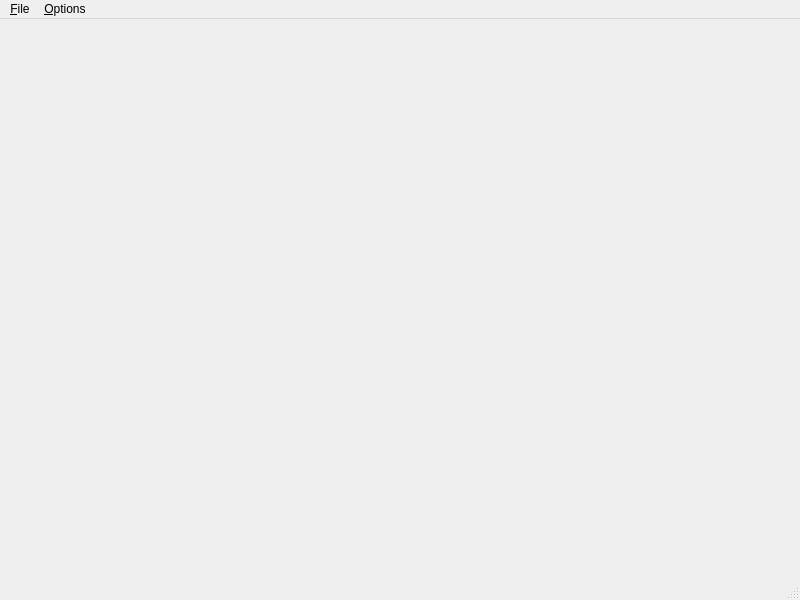
Old version of the form src/gui/mainwindow.ui in the repository Zardoz89/qTrillekComputer.
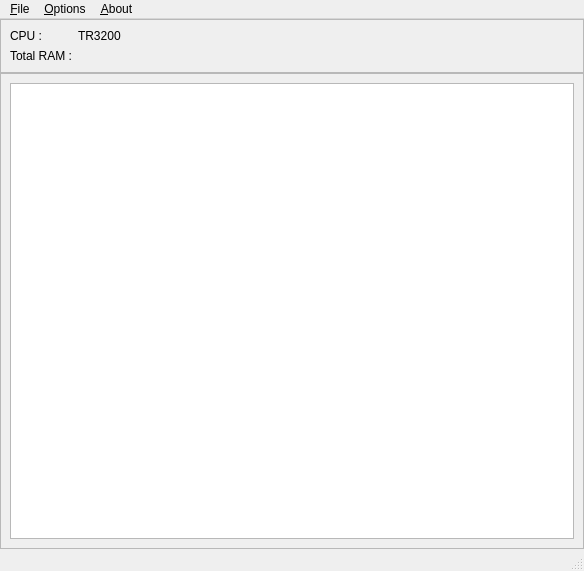
New version of the form.

Commit message:
Added qt-json and more GUI
- Added qt-json to read/store machine configuration
- Added more GUI stuff

```diff
--- a/src/gui/mainwindow.ui
+++ b/src/gui/mainwindow.ui
@@ -6,23 +6,18 @@
    <rect>
     <x>0</x>
     <y>0</y>
-    <width>800</width>
-    <height>600</height>
+    <width>584</width>
+    <height>571</height>
    </rect>
   </property>
   <property name="windowTitle">
    <string>MainWindow</string>
   </property>
   <widget class="QWidget" name="centralwidget">
-   <property name="geometry">
-    <rect>
-     <x>0</x>
-     <y>0</y>
-     <width>2</width>
-     <height>2</height>
-    </rect>
-   </property>
-   <layout class="QGridLayout" name="gridLayout" rowstretch="0" columnstretch="0">
+   <layout class="QVBoxLayout" name="verticalLayout">
+    <property name="spacing">
+     <number>0</number>
+    </property>
     <property name="leftMargin">
      <number>0</number>
     </property>
@@ -35,9 +30,83 @@
     <property name="bottomMargin">
      <number>0</number>
     </property>
-    <property name="spacing">
-     <number>0</number>
-    </property>
+    <item>
+     <widget class="QFrame" name="frame">
+      <property name="sizePolicy">
+       <sizepolicy hsizetype="Preferred" vsizetype="Minimum">
+        <horstretch>0</horstretch>
+        <verstretch>0</verstretch>
+       </sizepolicy>
+      </property>
+      <property name="frameShape">
+       <enum>QFrame::StyledPanel</enum>
+      </property>
+      <property name="frameShadow">
+       <enum>QFrame::Raised</enum>
+      </property>
+      <layout class="QFormLayout" name="formLayout">
+       <property name="fieldGrowthPolicy">
+        <enum>QFormLayout::AllNonFixedFieldsGrow</enum>
+       </property>
+       <item row="0" column="0">
+        <widget class="QLabel" name="lbl_l_CPU">
+         <property name="text">
+          <string>CPU :</string>
+         </property>
+        </widget>
+       </item>
+       <item row="0" column="1">
+        <widget class="QLabel" name="lbl_cpu">
+         <property name="text">
+          <string>TR3200</string>
+         </property>
+        </widget>
+       </item>
+       <item row="1" column="0">
+        <widget class="QLabel" name="lbl_l_ram">
+         <property name="text">
+          <string>Total RAM :</string>
+         </property>
+        </widget>
+       </item>
+       <item row="1" column="1">
+        <widget class="QLabel" name="lbl_ram">
+         <property name="text">
+          <string/>
+         </property>
+        </widget>
+       </item>
+      </layout>
+     </widget>
+    </item>
+    <item>
+     <widget class="QFrame" name="frame_2">
+      <property name="sizePolicy">
+       <sizepolicy hsizetype="Preferred" vsizetype="MinimumExpanding">
+        <horstretch>0</horstretch>
+        <verstretch>1</verstretch>
+       </sizepolicy>
+      </property>
+      <property name="frameShape">
+       <enum>QFrame::StyledPanel</enum>
+      </property>
+      <property name="frameShadow">
+       <enum>QFrame::Raised</enum>
+      </property>
+      <layout class="QGridLayout" name="gridLayout">
+       <item row="0" column="0">
+        <widget class="QListView" name="listView">
+         <property name="sizePolicy">
+          <sizepolicy hsizetype="Expanding" vsizetype="MinimumExpanding">
+           <horstretch>0</horstretch>
+           <verstretch>0</verstretch>
+          </sizepolicy>
+         </property>
+        </widget>
+       </item>
+      </layout>
+     </widget>
+    </item>
    </layout>
   </widget>
   <widget class="QMenuBar" name="menubar">
@@ -45,7 +114,7 @@
     <rect>
      <x>0</x>
      <y>0</y>
-     <width>800</width>
+     <width>584</width>
      <height>25</height>
     </rect>
    </property>
@@ -61,20 +130,19 @@
     <property name="title">
      <string>&amp;Options</string>
     </property>
+    <addaction name="actionSetup_Devices"/>
+    <addaction name="actionSetup_CPU"/>
+   </widget>
+   <widget class="QMenu" name="menu_About">
+    <property name="title">
+     <string>&amp;About</string>
+    </property>
    </widget>
    <addaction name="menu_File"/>
    <addaction name="menuOptions"/>
+   <addaction name="menu_About"/>
   </widget>
-  <widget class="QStatusBar" name="statusbar">
-   <property name="geometry">
-    <rect>
-     <x>0</x>
-     <y>0</y>
-     <width>3</width>
-     <height>22</height>
-    </rect>
-   </property>
-  </widget>
+  <widget class="QStatusBar" name="statusbar"/>
   <action name="action_Open_ROM_file">
    <property name="text">
     <string>&amp;Open ROM file</string>
@@ -86,14 +154,6 @@
    </property>
   </action>
  </widget>
- <customwidgets>
-  <customwidget>
-   <class>MainWindow</class>
-   <extends>QWidget</extends>
-   <header>mainwindow.h</header>
-   <container>1</container>
-  </customwidget>
- </customwidgets>
  <resources/>
  <connections>
   <connection>
```
Left out of the diff: 44 changed lines with no effect on the pictures. The commit also changes 4 other files.
